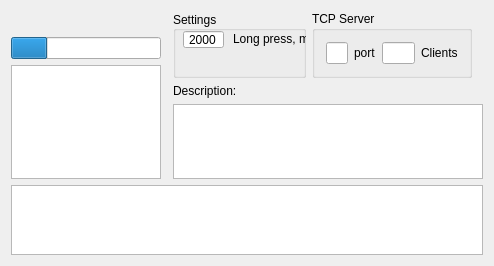
Above: dialog.ui from baradoid/popov-nfc-desktop-ctrl before the change. Below: the same form after it.
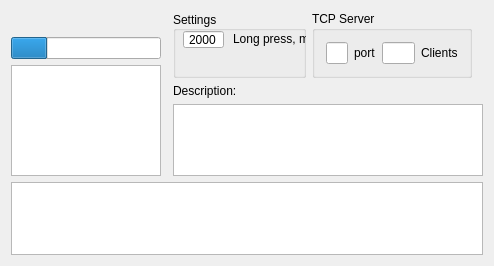
That is the form after the change.

Commit message: правки

Diff of the .ui file:
```diff
--- a/dialog.ui
+++ b/dialog.ui
@@ -289,7 +289,7 @@
      <property name="maximumSize">
       <size>
        <width>16777215</width>
-       <height>100</height>
+       <height>16777215</height>
       </size>
      </property>
     </widget>
```
The commit also changes 1 other file.
